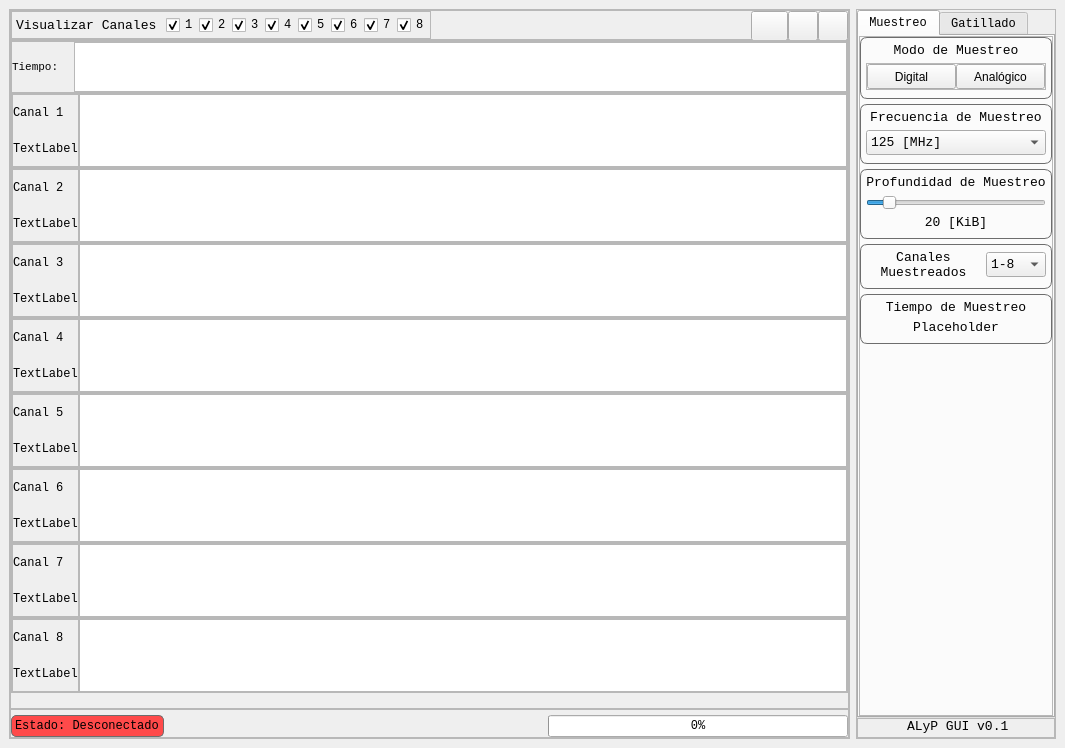
KarimHacen7/ProyectoFinal, file GUI v0.1/src/mainwindow.ui: the form before one commit.
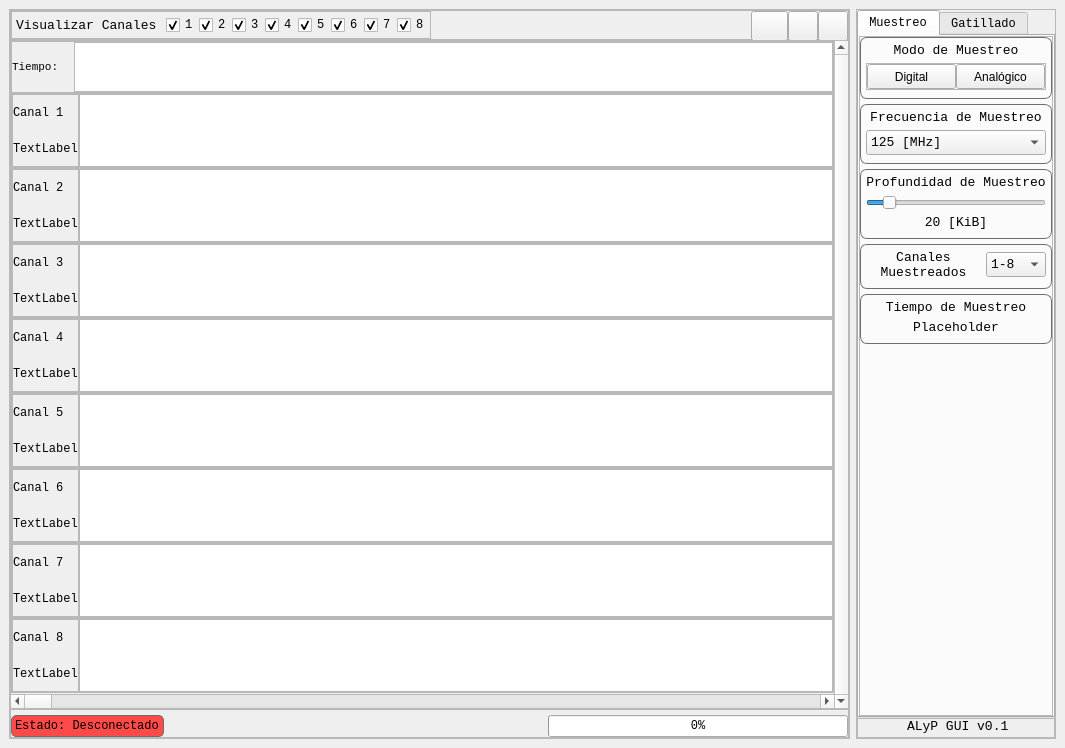
The form after the commit. Icons and pictures are not drawn.

Commit message: Added support for zoom and scroll

```diff
--- a/GUI v0.1/src/mainwindow.ui
+++ b/GUI v0.1/src/mainwindow.ui
@@ -349,6 +349,12 @@
        </item>
        <item>
         <widget class="QScrollArea" name="logicAnalyzersScrollArea">
+         <property name="verticalScrollBarPolicy">
+          <enum>Qt::ScrollBarAlwaysOn</enum>
+         </property>
+         <property name="horizontalScrollBarPolicy">
+          <enum>Qt::ScrollBarAlwaysOff</enum>
+         </property>
          <property name="widgetResizable">
           <bool>true</bool>
          </property>
@@ -357,8 +363,8 @@
            <rect>
             <x>0</x>
             <y>0</y>
-            <width>837</width>
-            <height>667</height>
+            <width>820</width>
+            <height>669</height>
            </rect>
           </property>
           <layout class="QVBoxLayout" name="verticalLayout_17">
@@ -1250,6 +1256,16 @@
              </property>
             </spacer>
            </item>
+           <item>
+            <widget class="QScrollBar" name="channelHorizontalScrollBar">
+             <property name="maximum">
+              <number>1999</number>
+             </property>
+             <property name="orientation">
+              <enum>Qt::Horizontal</enum>
+             </property>
+            </widget>
+           </item>
           </layout>
          </widget>
         </widget>
```
Left out of the diff: 24 changed lines with no effect on the pictures. The commit also changes 10 other files.
